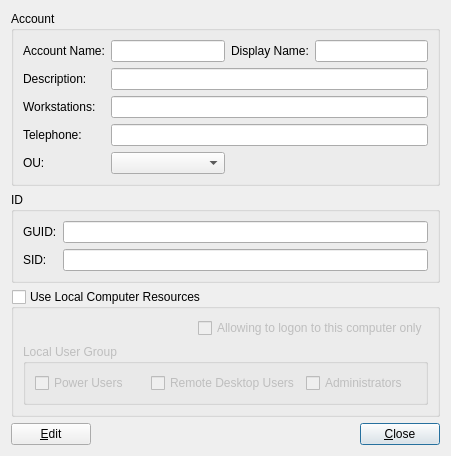
Old version of the form APP/src/plugins/usermanager/aduserinfo/aduserinfowidget.ui in the repository RallyWRT/qtapplications.
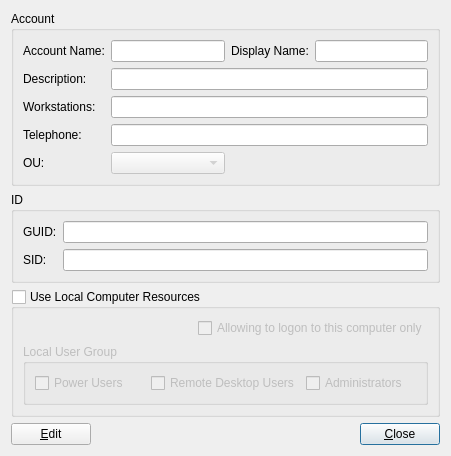
New version of the form.

```diff
--- a/APP/src/plugins/usermanager/aduserinfo/aduserinfowidget.ui
+++ b/APP/src/plugins/usermanager/aduserinfo/aduserinfowidget.ui
@@ -82,7 +82,11 @@
        </widget>
       </item>
       <item row="4" column="1">
-       <widget class="QComboBox" name="comboBoxOU"/>
+       <widget class="QComboBox" name="comboBoxOU">
+        <property name="enabled">
+         <bool>false</bool>
+        </property>
+       </widget>
       </item>
      </layout>
     </widget>
```
Left out of the diff: 24 changed lines with no effect on the pictures.
